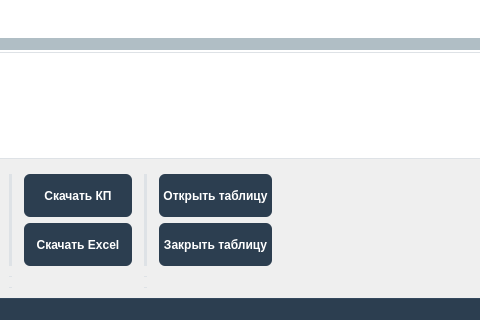
The window that ui/mainGui.ui (p4st1/AppForCommercialRequests) describes before a commit, drawn with Qt 5; both pictures show x 453 to 933 and y 510 to 830 of the 1440 by 830 pixel window.
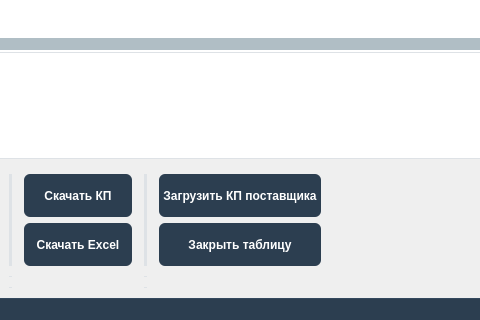
The same window after the commit. Icons and pictures are not drawn.

```diff
--- a/ui/mainGui.ui
+++ b/ui/mainGui.ui
@@ -1414,7 +1414,7 @@
 }</string>
           </property>
           <property name="text">
-           <string>Открыть таблицу</string>
+           <string>Загрузить КП поставщика</string>
           </property>
          </widget>
         </item>
```
